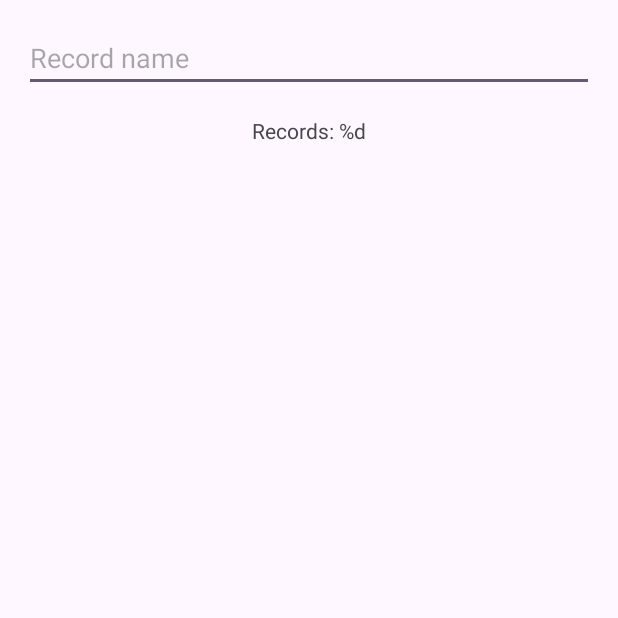
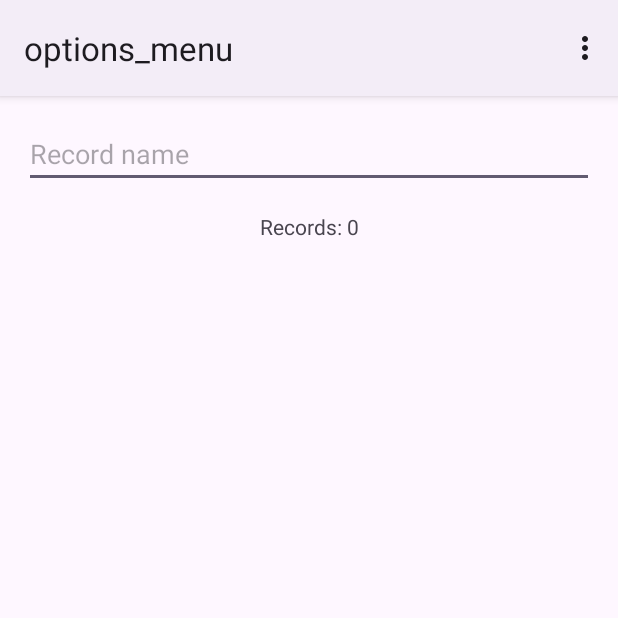
Before and after one commit to Kiamapatrick/Options_menu, an Android app: the screen it shows after launch (MainActivity), on a phone screen of 412 x 824 dp, the top half of it. Run offline under Robolectric (Android 15) with nearby library versions, the phone set to English and light mode, and no system bars; 1 statement that could not run was skipped.

Commit message:
Fix: enable action bar for options menu, Material3 text appearance, initial status text

```diff
--- a/app/src/main/java/com/example/options_menu/MainActivity.java
+++ b/app/src/main/java/com/example/options_menu/MainActivity.java
@@ -46,8 +46,8 @@ public class MainActivity extends AppCompatActivity {
             if (saved != null) {
                 records = new ArrayList<>(saved);
             }
-            updateStatus();
         }
+        updateStatus();
     }
 
     @Override
--- a/app/src/main/res/layout/activity_records.xml
+++ b/app/src/main/res/layout/activity_records.xml
@@ -21,7 +21,7 @@
         android:layout_width="wrap_content"
         android:layout_height="wrap_content"
         android:text="@string/empty_records"
-        android:textAppearance="?attr/textAppearanceBody1"
+        android:textAppearance="?attr/textAppearanceBodyLarge"
         android:visibility="gone"
         app:layout_constraintBottom_toBottomOf="parent"
         app:layout_constraintEnd_toEndOf="parent"
--- a/app/src/main/res/values-night/themes.xml
+++ b/app/src/main/res/values-night/themes.xml
@@ -1,6 +1,6 @@
 <resources xmlns:tools="http://schemas.android.com/tools">
     <!-- Base application theme. -->
-    <style name="Base.Theme.Options_menu" parent="Theme.Material3.DayNight.NoActionBar">
+    <style name="Base.Theme.Options_menu" parent="Theme.Material3.DayNight">
         <!-- Customize your dark theme here. -->
         <!-- <item name="colorPrimary">@color/my_dark_primary</item> -->
     </style>
--- a/app/src/main/res/values/themes.xml
+++ b/app/src/main/res/values/themes.xml
@@ -1,6 +1,6 @@
 <resources xmlns:tools="http://schemas.android.com/tools">
     <!-- Base application theme. -->
-    <style name="Base.Theme.Options_menu" parent="Theme.Material3.DayNight.NoActionBar">
+    <style name="Base.Theme.Options_menu" parent="Theme.Material3.DayNight">
         <!-- Customize your light theme here. -->
         <!-- <item name="colorPrimary">@color/my_light_primary</item> -->
     </style>
```
